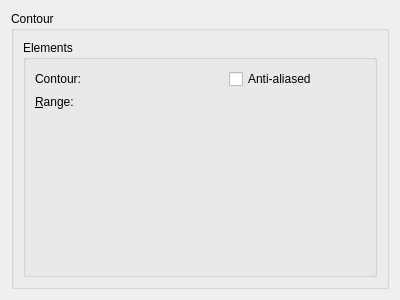
First picture: the form in libs/ui/layerstyles/wdgContour.ui, repository KDE/krita, before the edit.
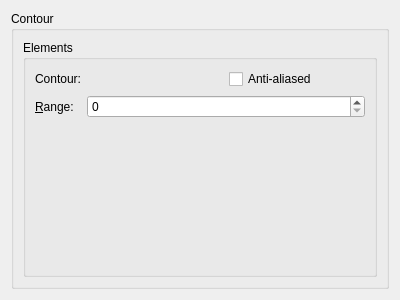
Second picture: the form after the edit. Custom widgets are drawn as their Qt base class.

Commit message:
ui: Fix Designer not rendering KisSliderSpinBox as QSpinBox
Part-of: <https://invent.kde.org/graphics/krita/-/merge_requests/1742>

Diff of the .ui file:
```diff
--- a/libs/ui/layerstyles/wdgContour.ui
+++ b/libs/ui/layerstyles/wdgContour.ui
@@ -85,7 +85,7 @@
  <customwidgets>
   <customwidget>
    <class>KisSliderSpinBox</class>
-   <extends>QWidget</extends>
+   <extends>QSpinBox</extends>
    <header location="global">kis_slider_spin_box.h</header>
    <container>1</container>
   </customwidget>
```
The commit also changes 45 other files.
